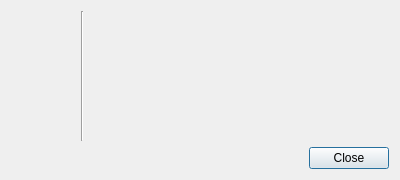
This is src/aboutwindow.ui in eugene-melnik/alexandra as Qt 5 draws it before an edit. The edited form follows.
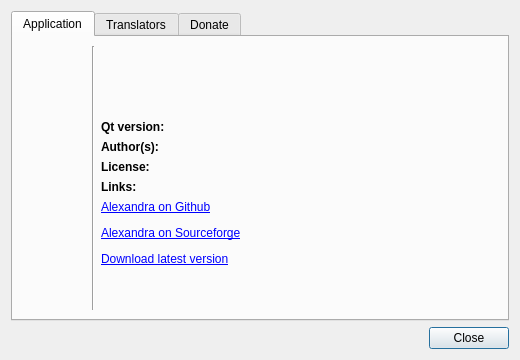
This is the edited form. Icons and pictures are not drawn.

The edit to the form file:
```diff
--- a/src/aboutwindow.ui
+++ b/src/aboutwindow.ui
@@ -9,20 +9,20 @@
    <rect>
     <x>0</x>
     <y>0</y>
-    <width>400</width>
-    <height>180</height>
+    <width>520</width>
+    <height>360</height>
    </rect>
   </property>
   <property name="minimumSize">
    <size>
-    <width>400</width>
-    <height>180</height>
+    <width>520</width>
+    <height>360</height>
    </size>
   </property>
   <property name="maximumSize">
    <size>
-    <width>400</width>
-    <height>180</height>
+    <width>520</width>
+    <height>360</height>
    </size>
   </property>
   <property name="windowTitle">
@@ -35,13 +35,16 @@
   <property name="modal">
    <bool>true</bool>
   </property>
-  <layout class="QGridLayout" name="gridLayout">
-   <item row="0" column="0">
-    <layout class="QVBoxLayout" name="vlMain">
+  <layout class="QVBoxLayout" name="verticalLayout_7">
      <item>
-      <layout class="QHBoxLayout" name="hlContent" stretch="0,0,1">
+    <widget class="QTabWidget" name="tabWidget">
+     <widget class="QWidget" name="tabApplication">
+      <attribute name="title">
+       <string>Application</string>
+      </attribute>
+      <layout class="QHBoxLayout" name="horizontalLayout_2">
        <item>
-        <layout class="QVBoxLayout" name="vlPicture">
+        <layout class="QVBoxLayout" name="vl1">
          <item>
           <widget class="QLabel" name="image">
            <property name="minimumSize">
@@ -87,20 +90,12 @@
         </widget>
        </item>
        <item>
-        <layout class="QVBoxLayout" name="vlText">
-         <property name="spacing">
-          <number>12</number>
-         </property>
-         <item>
-          <layout class="QVBoxLayout" name="vlTextMain">
-           <property name="spacing">
-            <number>0</number>
-           </property>
+        <layout class="QVBoxLayout" name="vl2">
            <item>
             <widget class="QLabel" name="lAppName">
              <property name="font">
               <font>
-               <pointsize>16</pointsize>
+             <pointsize>18</pointsize>
                <weight>75</weight>
                <bold>true</bold>
               </font>
@@ -120,18 +115,68 @@
              </property>
             </widget>
            </item>
+         <item>
+          <widget class="QLabel" name="labelSpacer1">
+           <property name="text">
+            <string/>
+           </property>
+          </widget>
+         </item>
+         <item>
+          <layout class="QHBoxLayout" name="hl1">
+           <item>
+            <layout class="QVBoxLayout" name="vl3">
+             <item>
+              <widget class="QLabel" name="labelQtVersion">
+               <property name="font">
+                <font>
+                 <weight>75</weight>
+                 <bold>true</bold>
+                </font>
+               </property>
+               <property name="text">
+                <string>Qt version:</string>
+               </property>
+              </widget>
+             </item>
+             <item>
+              <widget class="QLabel" name="labelAuthor">
+               <property name="font">
+                <font>
+                 <weight>75</weight>
+                 <bold>true</bold>
+                </font>
+               </property>
+               <property name="text">
+                <string>Author(s):</string>
+               </property>
+              </widget>
+             </item>
+             <item>
+              <widget class="QLabel" name="labelLicense">
+               <property name="font">
+                <font>
+                 <weight>75</weight>
+                 <bold>true</bold>
+                </font>
+               </property>
+               <property name="text">
+                <string>License:</string>
+               </property>
+              </widget>
+             </item>
           </layout>
          </item>
          <item>
-          <layout class="QVBoxLayout" name="vlTextExt">
-           <property name="spacing">
-            <number>0</number>
-           </property>
+            <layout class="QVBoxLayout" name="vl4">
            <item>
             <widget class="QLabel" name="lQtVersion">
              <property name="text">
               <string notr="true">&lt;qtversion&gt;</string>
              </property>
+               <property name="textFormat">
+                <enum>Qt::PlainText</enum>
+               </property>
             </widget>
            </item>
            <item>
@@ -139,8 +184,8 @@
              <property name="text">
               <string notr="true">&lt;author&gt;</string>
              </property>
-             <property name="wordWrap">
-              <bool>true</bool>
+               <property name="textFormat">
+                <enum>Qt::PlainText</enum>
              </property>
             </widget>
            </item>
@@ -149,29 +194,38 @@
              <property name="text">
               <string notr="true">&lt;license&gt;</string>
              </property>
-             <property name="wordWrap">
-              <bool>true</bool>
-             </property>
-            </widget>
-           </item>
-           <item>
-            <widget class="QLabel" name="lAddress">
-             <property name="text">
-              <string notr="true">&lt;addr&gt;</string>
-             </property>
              <property name="textFormat">
-              <enum>Qt::AutoText</enum>
-             </property>
-             <property name="wordWrap">
-              <bool>true</bool>
+                <enum>Qt::PlainText</enum>
+               </property>
+              </widget>
+             </item>
+            </layout>
+           </item>
+          </layout>
+         </item>
+         <item>
+          <widget class="QLabel" name="labelLinks">
+           <property name="font">
+            <font>
+             <weight>75</weight>
+             <bold>true</bold>
+            </font>
+           </property>
+           <property name="text">
+            <string>Links:</string>
+           </property>
+          </widget>
+         </item>
+         <item>
+          <widget class="QLabel" name="lLinks">
+           <property name="text">
+            <string>&lt;html&gt;&lt;head/&gt;&lt;body&gt;&lt;p&gt;&lt;a href=&quot;https://github.com/jeka-js/alexandra&quot;&gt;&lt;span style=&quot; text-decoration: underline; color:#0000ff;&quot;&gt;Alexandra on Github&lt;/span&gt;&lt;/a&gt;&lt;/p&gt;&lt;p&gt;&lt;a href=&quot;https://sourceforge.net/projects/alexandra-qt/&quot;&gt;&lt;span style=&quot; text-decoration: underline; color:#0000ff;&quot;&gt;Alexandra on Sourceforge&lt;/span&gt;&lt;/a&gt;&lt;/p&gt;&lt;p&gt;&lt;a href=&quot;https://sourceforge.net/projects/alexandra-qt/files/latest/download&quot;&gt;&lt;span style=&quot; text-decoration: underline; color:#0000ff;&quot;&gt;Download latest version&lt;/span&gt;&lt;/a&gt;&lt;/p&gt;&lt;p&gt;&lt;br/&gt;&lt;/p&gt;&lt;/body&gt;&lt;/html&gt;</string>
              </property>
              <property name="openExternalLinks">
               <bool>true</bool>
              </property>
             </widget>
            </item>
-          </layout>
-         </item>
          <item>
           <spacer name="vs2">
            <property name="orientation">
@@ -187,7 +241,77 @@
          </item>
         </layout>
        </item>
+       <item>
+        <spacer name="hs1">
+         <property name="orientation">
+          <enum>Qt::Horizontal</enum>
+         </property>
+         <property name="sizeHint" stdset="0">
+          <size>
+           <width>297</width>
+           <height>20</height>
+          </size>
+         </property>
+        </spacer>
+       </item>
       </layout>
+     </widget>
+     <widget class="QWidget" name="tabTranslators">
+      <attribute name="title">
+       <string>Translators</string>
+      </attribute>
+      <layout class="QVBoxLayout" name="verticalLayout_5">
+       <item>
+        <widget class="QLabel" name="labelTranslators">
+         <property name="text">
+          <string>People, who contributed with translations:</string>
+         </property>
+        </widget>
+       </item>
+       <item>
+        <widget class="QTextBrowser" name="tTranslators"/>
+       </item>
+      </layout>
+     </widget>
+     <widget class="QWidget" name="tabDonate">
+      <attribute name="title">
+       <string>Donate</string>
+      </attribute>
+      <layout class="QVBoxLayout" name="verticalLayout_6">
+       <item>
+        <widget class="QLabel" name="labelDonate">
+         <property name="text">
+          <string>Alexandra Video Library is freeware, there are no sales or other revenues. Thus you can donate to encourage the author and to enable him to continue developing the project. Thank you!</string>
+         </property>
+         <property name="wordWrap">
+          <bool>true</bool>
+         </property>
+        </widget>
+       </item>
+       <item>
+        <widget class="QTextBrowser" name="tDonate">
+         <property name="html">
+          <string notr="true">&lt;!DOCTYPE HTML PUBLIC &quot;-//W3C//DTD HTML 4.0//EN&quot; &quot;http://www.w3.org/TR/REC-html40/strict.dtd&quot;&gt;
+&lt;html&gt;&lt;head&gt;&lt;meta name=&quot;qrichtext&quot; content=&quot;1&quot; /&gt;&lt;style type=&quot;text/css&quot;&gt;
+p, li { white-space: pre-wrap; }
+&lt;/style&gt;&lt;/head&gt;&lt;body style=&quot; font-family:'Ubuntu'; font-size:10pt; font-weight:400; font-style:normal;&quot;&gt;
+&lt;p style=&quot; margin-top:0px; margin-bottom:0px; margin-left:0px; margin-right:0px; -qt-block-indent:0; text-indent:0px;&quot;&gt;&lt;span style=&quot; font-weight:600; text-decoration: underline;&quot;&gt;WebMoney:&lt;/span&gt;&lt;/p&gt;
+&lt;p style=&quot; margin-top:0px; margin-bottom:0px; margin-left:0px; margin-right:0px; -qt-block-indent:0; text-indent:0px;&quot;&gt;WMZ: Z257789805843&lt;/p&gt;
+&lt;p style=&quot; margin-top:0px; margin-bottom:0px; margin-left:0px; margin-right:0px; -qt-block-indent:0; text-indent:0px;&quot;&gt;WME: E148923318879&lt;/p&gt;
+&lt;p style=&quot; margin-top:0px; margin-bottom:0px; margin-left:0px; margin-right:0px; -qt-block-indent:0; text-indent:0px;&quot;&gt;WMR: R279588285172&lt;/p&gt;
+&lt;p style=&quot; margin-top:0px; margin-bottom:0px; margin-left:0px; margin-right:0px; -qt-block-indent:0; text-indent:0px;&quot;&gt;WMU: U405971895065&lt;/p&gt;
+&lt;p style=&quot;-qt-paragraph-type:empty; margin-top:0px; margin-bottom:0px; margin-left:0px; margin-right:0px; -qt-block-indent:0; text-indent:0px; font-weight:600; text-decoration: underline; color:#0000ff;&quot;&gt;&lt;br /&gt;&lt;/p&gt;
+&lt;p style=&quot; margin-top:0px; margin-bottom:0px; margin-left:0px; margin-right:0px; -qt-block-indent:0; text-indent:0px;&quot;&gt;&lt;a href=&quot;https://www.paypal.com/&quot;&gt;&lt;span style=&quot; font-weight:600; text-decoration: underline; color:#0000ff;&quot;&gt;PayPal:&lt;/span&gt;&lt;/a&gt;&lt;/p&gt;
+&lt;p style=&quot; margin-top:0px; margin-bottom:0px; margin-left:0px; margin-right:0px; -qt-block-indent:0; text-indent:0px;&quot;&gt;jeka7js@gmail.com&lt;/p&gt;
+&lt;p style=&quot;-qt-paragraph-type:empty; margin-top:0px; margin-bottom:0px; margin-left:0px; margin-right:0px; -qt-block-indent:0; text-indent:0px;&quot;&gt;&lt;br /&gt;&lt;/p&gt;
+&lt;p style=&quot; margin-top:0px; margin-bottom:0px; margin-left:0px; margin-right:0px; -qt-block-indent:0; text-indent:0px;&quot;&gt;&lt;a href=&quot;https://www.skrill.com/&quot;&gt;&lt;span style=&quot; font-weight:600; text-decoration: underline; color:#0000ff;&quot;&gt;Skrill:&lt;/span&gt;&lt;/a&gt;&lt;/p&gt;
+&lt;p style=&quot; margin-top:0px; margin-bottom:0px; margin-left:0px; margin-right:0px; -qt-block-indent:0; text-indent:0px;&quot;&gt;jeka7js@gmail.com&lt;/p&gt;&lt;/body&gt;&lt;/html&gt;</string>
+         </property>
+        </widget>
+       </item>
+      </layout>
+     </widget>
+    </widget>
      </item>
      <item>
       <widget class="QDialogButtonBox" name="buttonBox">
@@ -195,8 +319,6 @@
         <set>QDialogButtonBox::Close</set>
        </property>
       </widget>
-     </item>
-    </layout>
    </item>
   </layout>
  </widget>
```
Lines whose indentation alone changed are shown as unchanged.
